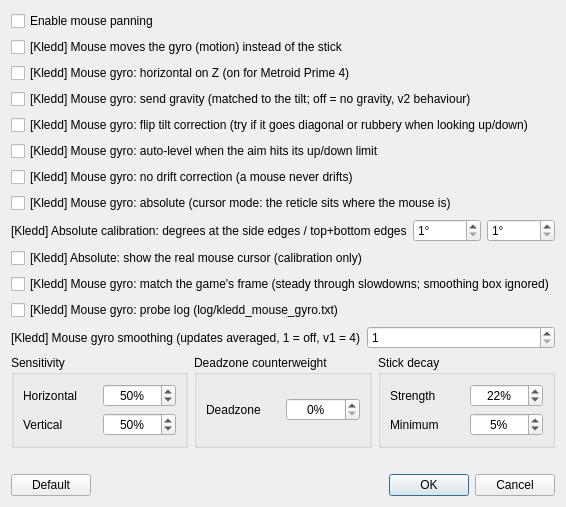
Qt form src/yuzu/configuration/configure_mouse_panning.ui (Melos555/eden-kledd) before a commit.
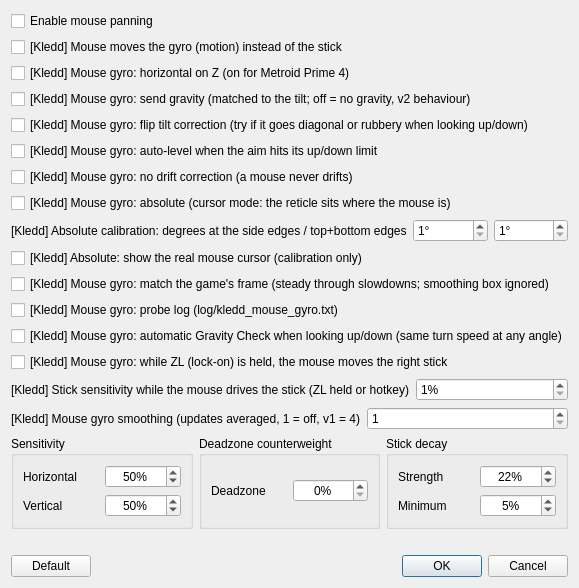
The same form after that commit.

Commit message: [TEST] Kledd mouse gyro: cursor mode ignores black bars, ZL hands the mouse to the stick, auto tilt re-sync, edge calibration

The edit to the form file:
```diff
--- a/src/yuzu/configuration/configure_mouse_panning.ui
+++ b/src/yuzu/configuration/configure_mouse_panning.ui
@@ -132,6 +132,48 @@
      </property>
     </widget>
    </item>
+   <item>
+    <widget class="QCheckBox" name="kledd_mouse_gyro_tilt_resync">
+     <property name="text">
+      <string>[Kledd] Mouse gyro: automatic Gravity Check when looking up/down (same turn speed at any angle)</string>
+     </property>
+     <property name="toolTip">
+      <string>With gravity off, the game only learns how far the controller is tilted at a Gravity Check, and turns get weaker the further you look up or down from that angle (a 180 looking up becomes about 90). This re-syncs automatically every time the up/down aim has moved 5 degrees. Does nothing while &quot;send gravity&quot; is on.</string>
+     </property>
+    </widget>
+   </item>
+   <item>
+    <widget class="QCheckBox" name="kledd_mouse_gyro_zl_stick">
+     <property name="text">
+      <string>[Kledd] Mouse gyro: while ZL (lock-on) is held, the mouse moves the right stick</string>
+     </property>
+     <property name="toolTip">
+      <string>Camera mode only. Some games stop reading motion while locked on and only let the right stick nudge the aim (Metroid Prime 4&apos;s lock-on targets). While ZL is held, mouse movement pushes the right stick instead, and the gyro holds still; let go and it is the gyro again. For the map and other screens that ignore motion, use the [Kledd] Mouse Drives the Stick hotkey.</string>
+     </property>
+    </widget>
+   </item>
+   <item>
+    <layout class="QHBoxLayout">
+     <item>
+      <widget class="QLabel" name="kledd_mouse_stick_sensitivity_label">
+       <property name="text">
+        <string>[Kledd] Stick sensitivity while the mouse drives the stick (ZL held or hotkey)</string>
+       </property>
+      </widget>
+     </item>
+     <item>
+      <widget class="QSpinBox" name="kledd_mouse_stick_sensitivity">
+       <property name="minimum">
+        <number>1</number>
+       </property>
+       <property name="maximum">
+        <number>100</number>
+       </property>
+       <property name="suffix"><string>%</string></property>
+      </widget>
+     </item>
+    </layout>
+   </item>
    <item>
     <layout class="QHBoxLayout">
      <item>
```
The commit also changes 13 other files.
